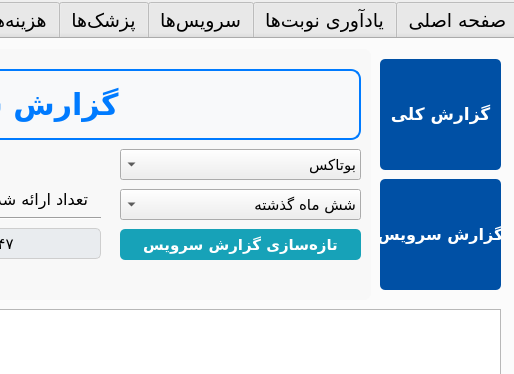
akhalili-me/Clinic-management-pyqt5, file resources/ui_design/main.ui: the form before one commit; both pictures show x 682 to 1196 and y 0 to 374 of the 1196 by 723 pixel window.
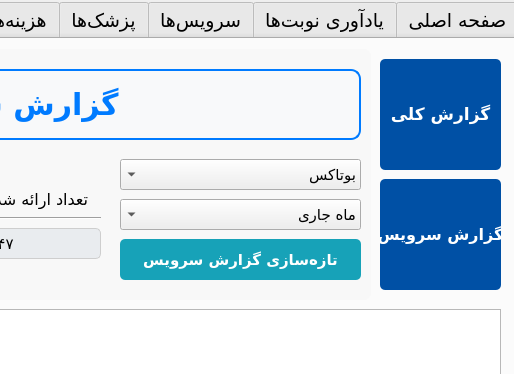
The form after the commit. Custom widgets are drawn as their Qt base class.

Commit message: Add yearly reports to charts and Reports tab.

Diff of the .ui file:
```diff
--- a/resources/ui_design/main.ui
+++ b/resources/ui_design/main.ui
@@ -2988,9 +2988,9 @@
         <property name="geometry">
          <rect>
           <x>790</x>
-          <y>180</y>
+          <y>190</y>
           <width>241</width>
-          <height>31</height>
+          <height>41</height>
          </rect>
         </property>
         <property name="font">
@@ -3035,7 +3035,7 @@
         <property name="geometry">
          <rect>
           <x>790</x>
-          <y>140</y>
+          <y>150</y>
           <width>241</width>
           <height>31</height>
          </rect>
@@ -3059,7 +3059,7 @@
          <bool>false</bool>
         </property>
         <property name="currentText">
-         <string>شش ماه گذشته</string>
+         <string>ماه جاری</string>
         </property>
         <property name="maxVisibleItems">
          <number>10</number>
@@ -3067,16 +3067,6 @@
         <property name="duplicatesEnabled">
          <bool>false</bool>
         </property>
-        <item>
-         <property name="text">
-          <string>شش ماه گذشته</string>
-         </property>
-        </item>
-        <item>
-         <property name="text">
-          <string>سه ماه گذشته</string>
-         </property>
-        </item>
         <item>
          <property name="text">
           <string>ماه جاری</string>
@@ -3100,7 +3090,7 @@
         <property name="geometry">
          <rect>
           <x>790</x>
-          <y>100</y>
+          <y>110</y>
           <width>241</width>
           <height>31</height>
          </rect>
```
Left out of the diff: 32 changed lines with no effect on the pictures. The commit also changes 5 other files.
